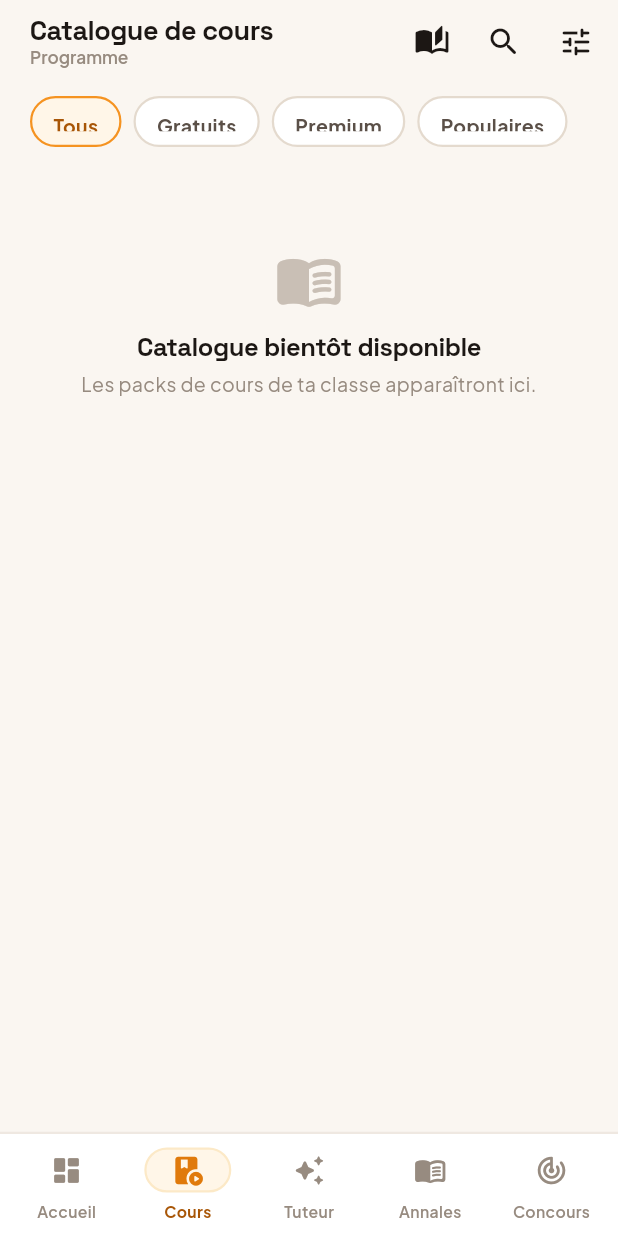
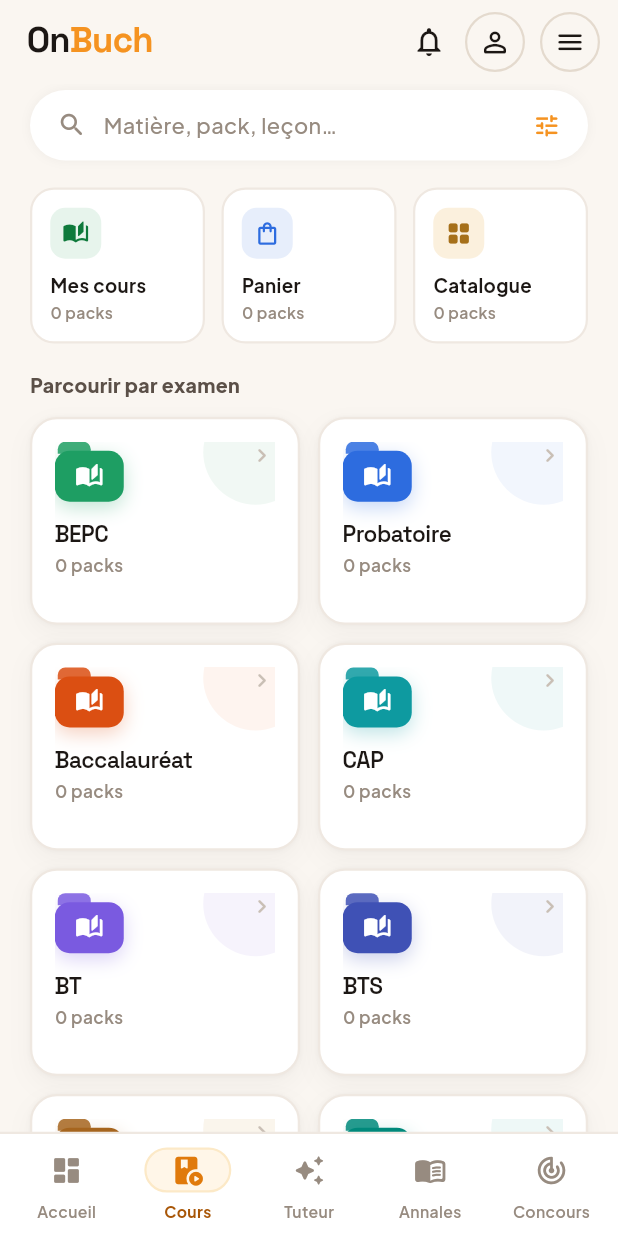
Before and after one commit to ludagg/onbuch-v2, a Flutter app: the CoursCartScreen screen opened by its route, after a tap on "Voir le catalogue", on a phone screen of 412 x 824 dp. Run offline on Flutter 3.47's test engine with Material 3 defaults, Android fonts, the phone set to English and light mode, and no system bars; our stand-ins replace app_links, appwrite, camera, chewie, file_picker, firebase_core and 16 more; missing offline and left inert: gpt_markdown, syncfusion_flutter_pdfviewer; accounts and stored records are empty; network calls fail.

Commit message:
feat(cours): page Cours calquée sur les Annales (navigation par examen → packs)
- Nouvel accueil Cours (CoursLibraryHomeScreen) : barre de recherche,
  accès rapides (Mes cours · Panier · Catalogue) et grille
  « Parcourir par examen », à l'identique de la page Annales.
- CoursFolderScreen : drill dans la taxonomie des examens ; au niveau
  terminal, liste les packs de cours de la série (au lieu des documents).
- CoursPacks : fetchPack(id), packsForExam(exam, serie), countByExam.
- PackDetailScreen résout un pack même hors catalogue de la classe.

Co-Authored-By: Claude Opus 4.8 <noreply@anthropic.com>
Claude-Session: https://claude.ai/code/session_01GS3eC7irnsRadRpSwoJ5e9

```diff
--- a/lib/router/app_router.dart
+++ b/lib/router/app_router.dart
@@ -55,6 +55,8 @@ import '../screens/menu/credits_screen.dart';
 import '../screens/menu/communaute_screen.dart';
 import '../screens/menu/parametres_screen.dart';
 import '../screens/menu/aide_screen.dart';
+import '../screens/cours/cours_library_home_screen.dart';
+import '../screens/cours/cours_folder_screen.dart';
 import '../screens/cours/cours_catalogue_screen.dart';
 import '../screens/cours/pack_detail_screen.dart';
 import '../screens/cours/cours_library_screen.dart';
@@ -154,6 +156,7 @@ final appRouter = GoRouter(
     ),
     GoRoute(path: '/cours-search', builder: (_, __) => const CoursSearchScreen()),
     // Écrans Cours (packs) — plein écran (hors coque), données réelles.
+    GoRoute(path: '/cours/catalogue', builder: (_, __) => const CoursCatalogueScreen()),
     GoRoute(path: '/cours/pack', builder: (_, s) => PackDetailScreen(subjectId: s.uri.queryParameters['id'])),
     GoRoute(path: '/cours/bibliotheque', builder: (_, __) => const CoursLibraryScreen()),
     GoRoute(path: '/cours/lecon', builder: (_, s) => LessonReaderScreen(subjectId: s.uri.queryParameters['id'], startIndex: int.tryParse(s.uri.queryParameters['i'] ?? '') ?? 0)),
@@ -265,8 +268,23 @@ final appRouter = GoRouter(
             ),
           ],
         ),
-        // Onglet Cours = Catalogue de packs (vision Nomad).
-        GoRoute(path: '/cours', builder: (_, __) => const CoursCatalogueScreen()),
+        // Onglet Cours = bibliothèque par examen (calque de la page Annales),
+        // contenu terminal = packs de cours.
+        GoRoute(
+          path: '/cours',
+          builder: (_, __) => const CoursLibraryHomeScreen(),
+          routes: [
+            GoRoute(
+              path: 'folder/:name',
+              builder: (_, s) => CoursFolderScreen(
+                folderName: s.pathParameters['name'] ?? '',
+                node: s.extra as ExamNode?,
+                exam: s.uri.queryParameters['exam'],
+                subdivision: s.uri.queryParameters['sub'],
+              ),
+            ),
+          ],
+        ),
         GoRoute(path: '/profile', builder: (_, __) => const ProfileScreen()),
       ],
     ),
--- /dev/null
+++ b/lib/screens/cours/cours_library_home_screen.dart
@@ -0,0 +1,227 @@
+import 'package:flutter/material.dart';
+import 'package:go_router/go_router.dart';
+import '../../theme/app_theme.dart';
+import '../../widgets/ob_widgets.dart';
+import '../../services/cours_packs_service.dart';
+
+/// Examens de la grille « Parcourir par examen » (mêmes libellés/couleurs que la
+/// page Annales — clés de la taxonomie `examTaxonomy`).
+const _examFolders = [
+  ('BEPC', Color(0xFF1E9E63), Color(0xFFE5F3EB)),
+  ('Probatoire', Color(0xFF2D6CDF), Color(0xFFE7EEFB)),
+  ('Baccalauréat', Color(0xFFDB4F12), Color(0xFFFDEBE2)),
+  ('CAP', Color(0xFF0E9AA0), Color(0xFFE1F2F2)),
+  ('BT', Color(0xFF7A5AE0), Color(0xFFEEE9FA)),
+  ('BTS', Color(0xFF3F51B5), Color(0xFFE8EAF6)),
+  ('HND', Color(0xFFA6651E), Color(0xFFF6ECDC)),
+  ('GCE O Level', Color(0xFF00897B), Color(0xFFE0F2F1)),
+  ('GCE A Level', Color(0xFF5E35B1), Color(0xFFEDE7F6)),
+  ('Concours', Color(0xFFC0392B), Color(0xFFFBEAE5)),
+];
+
+/// Accueil du module Cours — calque exact de la page Annales : barre de
+/// recherche, accès rapides (Mes cours · Panier · Catalogue), puis grille
+/// « Parcourir par examen ». La seule différence avec les annales : le contenu
+/// terminal liste des **packs de cours** au lieu de documents.
+class CoursLibraryHomeScreen extends StatefulWidget {
+  const CoursLibraryHomeScreen({super.key});
+
+  @override
+  State<CoursLibraryHomeScreen> createState() => _CoursLibraryHomeScreenState();
+}
+
+class _CoursLibraryHomeScreenState extends State<CoursLibraryHomeScreen> {
+  final _packs = CoursPacks.instance;
+  Map<String, int> _counts = const {};
+  bool _loaded = false;
+
+  @override
+  void initState() {
+    super.initState();
+    _load();
+  }
+
+  Future<void> _load() async {
+    await _packs.load();
+    final counts = await _packs.countByExam(_examFolders.map((f) => f.$1).toList());
+    if (mounted) setState(() { _counts = counts; _loaded = true; });
+  }
+
+  @override
+  Widget build(BuildContext context) {
+    return Scaffold(
+      backgroundColor: OC.bg,
+      appBar: AppBar(
+        backgroundColor: OC.bg,
+        surfaceTintColor: Colors.transparent,
+        titleSpacing: 18,
+        title: const OBWordmark(size: 23),
+        actions: obTopActions(context),
+      ),
+      body: RefreshIndicator(
+        color: OC.o500,
+        onRefresh: () => _load(),
+        child: ListenableBuilder(
+          listenable: _packs,
+          builder: (context, _) => ListView(
+            padding: const EdgeInsets.fromLTRB(0, 4, 0, 24),
+            children: [
+              // Recherche → recherche transverse Cours
+              Padding(
+                padding: const EdgeInsets.symmetric(horizontal: 20),
+                child: GestureDetector(
+                  onTap: () => context.push('/cours-search'),
+                  child: Container(
+                    padding: const EdgeInsets.symmetric(horizontal: 18, vertical: 13),
+                    decoration: BoxDecoration(
+                      color: OC.paper,
+                      borderRadius: BorderRadius.circular(999),
+                      boxShadow: [BoxShadow(color: OC.ink.withValues(alpha: 0.05), blurRadius: 5)],
+                    ),
+                    child: Row(children: [
+                      Icon(Icons.search_rounded, size: 20, color: OC.muted),
+                      const SizedBox(width: 11),
+                      Expanded(child: Text('Matière, pack, leçon…', style: body(14.5, color: OC.muted, weight: FontWeight.w500))),
+                      const Icon(Icons.tune_rounded, size: 19, color: OC.o500),
+                    ]),
+                  ),
+                ),
+              ),
+              const SizedBox(height: 18),
+
+              // Accès rapides : Mes cours · Panier · Catalogue
+              Padding(
+                padding: const EdgeInsets.symmetric(horizontal: 20),
+                child: Row(children: [
+                  _QuickCard(Icons.auto_stories_rounded, 'Mes cours', _loaded ? '${_packs.library.length}' : '…', OC.waInk, OC.goodBg,
+                      () async { await context.push('/cours/bibliotheque'); _load(); }),
+                  const SizedBox(width: 11),
+                  _QuickCard(Icons.shopping_bag_outlined, 'Panier', _loaded ? '${_packs.cart.length}' : '…', OC.blue, OC.blueBg,
+                      () async { await context.push('/cours/panier'); _load(); }),
+                  const SizedBox(width: 11),
+                  _QuickCard(Icons.grid_view_rounded, 'Catalogue', _loaded ? '${_packs.catalogue.length}' : '…', const Color(0xFFA6701A), const Color(0xFFFBF0DD),
+                      () async { await context.push('/cours/catalogue'); _load(); }),
+                ]),
+              ),
+              const SizedBox(height: 18),
+
+              Padding(
+                padding: const EdgeInsets.symmetric(horizontal: 20),
+                child: Text('Parcourir par examen', style: body(13, weight: FontWeight.w800, color: OC.ink2)),
+              ),
+              const SizedBox(height: 12),
+              Padding(
+                padding: const EdgeInsets.symmetric(horizontal: 20),
+                child: GridView.count(
+                  shrinkWrap: true,
+                  physics: const NeverScrollableScrollPhysics(),
+                  crossAxisCount: 2,
+                  mainAxisSpacing: 12,
+                  crossAxisSpacing: 12,
+                  childAspectRatio: 1.3,
+                  children: _examFolders.map((f) => _FolderCard(
+                    name: f.$1,
+                    count: _counts[f.$1] ?? 0,
+                    loaded: _loaded,
+                    c: f.$2,
+                    bg: f.$3,
+                    onTap: () => context.push('/cours/folder/${Uri.encodeComponent(f.$1)}'),
+                  )).toList(),
+                ),
+              ),
+            ],
+          ),
+        ),
+      ),
+    );
+  }
+}
+
+class _QuickCard extends StatelessWidget {
+  final IconData icon;
+  final String label, count;
+  final Color c, bg;
+  final VoidCallback onTap;
+  const _QuickCard(this.icon, this.label, this.count, this.c, this.bg, this.onTap);
+
+  @override
+  Widget build(BuildContext context) {
+    return Expanded(child: GestureDetector(
+      behavior: HitTestBehavior.opaque,
+      onTap: onTap,
+      child: Container(
+        padding: const EdgeInsets.all(12),
+        decoration: BoxDecoration(color: OC.paper, borderRadius: BorderRadius.circular(16), border: Border.all(color: OC.line, width: 1.5)),
+        child: Column(crossAxisAlignment: CrossAxisAlignment.start, children: [
+          Container(
+            width: 34, height: 34,
+            decoration: BoxDecoration(color: bg, borderRadius: BorderRadius.circular(10)),
+            child: Icon(icon, size: 18, color: c),
+          ),
+          const SizedBox(height: 9),
+          Text(label, style: body(12.5, weight: FontWeight.w700), maxLines: 1, overflow: TextOverflow.ellipsis),
+          const SizedBox(height: 1),
+          Text('$count pack${count == '1' ? '' : 's'}', style: body(10.5, color: OC.muted, weight: FontWeight.w600)),
+        ]),
+      ),
+    ));
+  }
+}
+
+class _FolderCard extends StatelessWidget {
+  final String name;
+  final int count;
+  final bool loaded;
+  final Color c, bg;
+  final VoidCallback onTap;
+  const _FolderCard({required this.name, required this.count, required this.loaded, required this.c, required this.bg, required this.onTap});
+
+  @override
+  Widget build(BuildContext context) {
+    return GestureDetector(
+      onTap: onTap,
+      child: Container(
+        padding: const EdgeInsets.all(15),
+        decoration: BoxDecoration(
+          color: OC.paper,
+          borderRadius: BorderRadius.circular(18),
+          border: Border.all(color: OC.line, width: 1.5),
+          boxShadow: [
+            BoxShadow(color: OC.ink.withValues(alpha: 0.04), blurRadius: 2),
+            BoxShadow(color: OC.ink.withValues(alpha: 0.04), blurRadius: 14, offset: const Offset(0, 6)),
+          ],
+        ),
+        child: Stack(children: [
+          Positioned(top: -28, right: -22,
+            child: Container(width: 70, height: 70, decoration: BoxDecoration(color: bg.withValues(alpha: 0.55), shape: BoxShape.circle))),
+          Column(crossAxisAlignment: CrossAxisAlignment.start, children: [
+            Stack(children: [
+              SizedBox(
+                width: 46, height: 40,
+                child: Stack(children: [
+                  Positioned(top: 0, left: 2, child: Container(
+                    width: 22, height: 8,
+                    decoration: BoxDecoration(color: c.withValues(alpha: 0.85),
+                      borderRadius: const BorderRadius.only(topLeft: Radius.circular(5), topRight: Radius.circular(5))),
+                  )),
+                  Positioned(top: 6, left: 0, child: Container(
+                    width: 46, height: 34,
+                    decoration: BoxDecoration(color: c, borderRadius: BorderRadius.circular(10),
+                      boxShadow: [BoxShadow(color: c.withValues(alpha: 0.27), blurRadius: 10, offset: const Offset(0, 4))]),
+                    child: const Icon(Icons.auto_stories_rounded, color: Colors.white, size: 19),
+                  )),
+                ]),
+              ),
+            ]),
+            const SizedBox(height: 14),
+            Text(name, style: display(15, weight: FontWeight.w600).copyWith(height: 1.1)),
+            const SizedBox(height: 3),
+            Text(loaded ? '$count pack${count == 1 ? '' : 's'}' : '…',
+                style: body(11.5, color: OC.muted, weight: FontWeight.w600)),
+          ]),
+          Positioned(right: 0, top: 0, child: Icon(Icons.chevron_right_rounded, color: OC.faint, size: 18)),
+        ]),
+      ),
+    );
+  }
+}
--- a/lib/services/cours_packs_service.dart
+++ b/lib/services/cours_packs_service.dart
@@ -150,6 +150,76 @@ class CoursPacks extends ChangeNotifier {
 
   Future<void> refresh() => load(force: true);
 
+  /// Récupère un pack par son id, même s'il n'est pas dans le catalogue de la
+  /// classe de l'élève (navigation « par examen », comme les annales). Construit
+  /// le pack depuis la base (matière + chapitres, déjà en cache 5 min).
+  Future<Pack?> fetchPack(String id) async {
+    final inStore = byId(id);
+    if (inStore != null) return inStore;
+    final db = DatabaseService();
+    final subjects = await db.getSubjects();
+    Subject? s;
+    for (final x in subjects) {
+      if (x.id == id) { s = x; break; }
+    }
+    if (s == null) return null;
+    final chs = (await db.getChapters()).where((c) => c.subjectId == id).toList()
+      ..sort((a, b) => a.order.compareTo(b.order));
+    return Pack.fromSubject(s, chs);
+  }
+
+  /// Tous les packs (matières) d'un examen donné — navigation « par examen ».
+  /// Filtre souple sur la série (code/libellé), comme les annales.
+  Future<List<Pack>> packsForExam(String exam, {String serie = ''}) async {
+    final db = DatabaseService();
+    final subjects = await db.getSubjects();
+    final chapters = await db.getChapters();
+    final e = exam.trim().toLowerCase();
+    final ser = serie.trim().toLowerCase();
+    final out = <Pack>[];
+    for (final s in subjects) {
+      final se = s.exam.trim().toLowerCase();
+      // Examen : vide = tous ; sinon égalité (ou alias Bac/Baccalauréat).
+      if (se.isNotEmpty && e.isNotEmpty && se != e && !_examAlias(se, e)) continue;
+      // Série : track vide = toutes ; sinon correspondance souple (cf. appliesToClass).
+      final t = s.track.trim().toLowerCase();
+      if (t.isNotEmpty && ser.isNotEmpty) {
+        final loose = t == ser || (t.length <= 4 && (ser.startsWith(t) || t.startsWith(ser)));
+        if (!loose) continue;
+      }
+      final chs = chapters.where((c) => c.subjectId == s.id).toList()
+        ..sort((a, b) => a.order.compareTo(b.order));
+      out.add(Pack.fromSubject(s, chs));
+    }
+    return out;
+  }
+
+  /// Nombre de packs par examen (compteurs de la grille « Parcourir par examen »).
+  Future<Map<String, int>> countByExam(List<String> exams) async {
+    final subjects = await DatabaseService().getSubjects();
+    final out = {for (final ex in exams) ex: 0};
+    for (final s in subjects) {
+      final se = s.exam.trim();
+      if (se.isEmpty) continue;
+      for (final ex in exams) {
+        if (se.toLowerCase() == ex.toLowerCase() || _examAlias(se.toLowerCase(), ex.toLowerCase())) {
+          out[ex] = (out[ex] ?? 0) + 1;
+        }
+      }
+    }
+    return out;
+  }
+
+  /// Correspondance souple « Bac » ↔ « Baccalauréat », « Prob » ↔ « Probatoire ».
+  static bool _examAlias(String a, String b) {
+    String norm(String x) {
+      if (x.startsWith('bacc') || x == 'bac') return 'bac';
+      if (x.startsWith('prob')) return 'prob';
+      return x;
+    }
+    return norm(a) == norm(b);
+  }
+
   bool isOwned(String id) => _owned.contains(id);
   bool inCart(String id) => _cart.contains(id);
   double progress(String id) => _progress[id] ?? 0;
```
Also changed, not shown: lib/screens/cours/cours_folder_screen.dart (added, +206 -0 lines), lib/screens/cours/pack_detail_screen.dart (+29 -4 lines).
